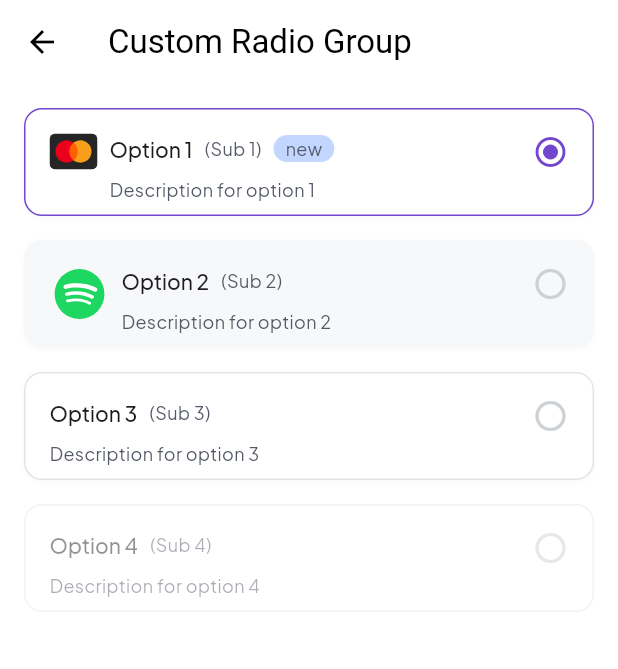
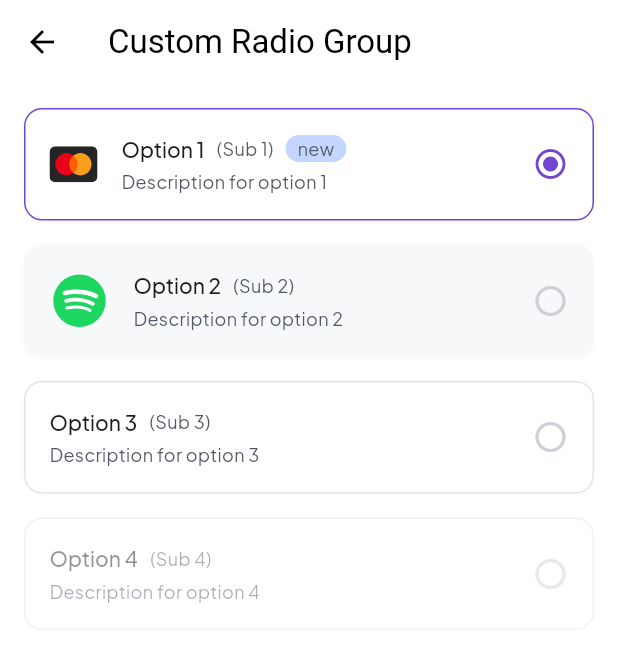
Before and after one commit to untukmuai/untukmu-designsystem-flutter, a Flutter app: the screen it shows after launch, after a tap on "Radio Example", on a phone screen of 412 x 824 dp. Shown: the top 669 px of the screen. Run offline on Flutter 3.47's test engine with Material 3 defaults, Android fonts, the phone set to English and light mode, and no system bars; our stand-ins replace flutter_svg, google_fonts, iconsax.

Commit message:
add content card

```diff
--- a/example/lib/base_component/checkbox_example.dart
+++ b/example/lib/base_component/checkbox_example.dart
@@ -69,7 +69,7 @@ class CheckboxExamplePageState extends State<CheckboxExamplePage> {
               isHovered: false,
               isDisabled: false,
               badge: badge(),
-              leadingIcon: SvgPicture.asset('assets/svg/ic_mastercard.svg'),
+              leadingWidget: SvgPicture.asset('assets/svg/ic_mastercard.svg'),
               onTap: () {
                 onCheckboxTap('Checkbox 1');
               },
@@ -83,7 +83,7 @@ class CheckboxExamplePageState extends State<CheckboxExamplePage> {
               isActive: selectedValues.contains('Checkbox 2'),
               isHovered: true,
               isDisabled: false,
-              leadingIcon: SvgPicture.asset('assets/svg/ic_spotify.svg'),
+              leadingWidget: SvgPicture.asset('assets/svg/ic_spotify.svg'),
               onTap: () {
                 onCheckboxTap('Checkbox 2');
               },
--- a/example/lib/base_component/radio_example.dart
+++ b/example/lib/base_component/radio_example.dart
@@ -59,13 +59,13 @@ class RadioExamplePageState extends State<RadioExamplePage> {
           children: [
             ContentCard(
               label: 'Option 1',
-              subLabel: 'Sub 1',
+              subLabel: '(Sub 1)',
               description: 'Description for option 1',
               isActive: selectedValue == 'Option 1',
               isHovered: false,
               isDisabled: false,
               badge: badge(),
-              leadingIcon: SvgPicture.asset('assets/svg/ic_mastercard.svg'),
+              leadingWidget: SvgPicture.asset('assets/svg/ic_mastercard.svg'),
               onTap: () {
                 _handleRadioChange('Option 1');
               },
@@ -74,12 +74,12 @@ class RadioExamplePageState extends State<RadioExamplePage> {
             const SizedBox(height: 16),
             ContentCard(
               label: 'Option 2',
-              subLabel: 'Sub 2',
+              subLabel: '(Sub 2)',
               description: 'Description for option 2',
               isActive: selectedValue == 'Option 2',
               isHovered: true,
               isDisabled: false,
-              leadingIcon: SvgPicture.asset('assets/svg/ic_spotify.svg'),
+              leadingWidget: SvgPicture.asset('assets/svg/ic_spotify.svg'),
               onTap: () {
                 _handleRadioChange('Option 2');
               },
@@ -88,7 +88,7 @@ class RadioExamplePageState extends State<RadioExamplePage> {
             const SizedBox(height: 16),
             ContentCard(
               label: 'Option 3',
-              subLabel: 'Sub 3',
+              subLabel: '(Sub 3)',
               description: 'Description for option 3',
               isActive: selectedValue == 'Option 3',
               isHovered: false,
@@ -101,7 +101,7 @@ class RadioExamplePageState extends State<RadioExamplePage> {
             const SizedBox(height: 16),
             ContentCard(
               label: 'Option 4',
-              subLabel: 'Sub 4',
+              subLabel: '(Sub 4)',
               description: 'Description for option 4',
               isActive: selectedValue == 'Option 4',
               isHovered: false,
--- a/example/lib/main.dart
+++ b/example/lib/main.dart
@@ -1,12 +1,13 @@
-import 'package:example/accordion_example.dart';
-import 'package:example/avatar_example.dart';
-import 'package:example/badge_example.dart';
+import 'package:example/base_component/accordion_example.dart';
+import 'package:example/base_component/avatar_example.dart';
+import 'package:example/base_component/badge_example.dart';
 import 'package:example/base_component/checkbox_example.dart';
+import 'package:example/base_component/key_component_example.dart';
 import 'package:example/base_component/radio_example.dart';
 import 'package:example/base_component/toggle_example.dart';
-import 'package:example/breadcrumb_example.dart';
-import 'package:example/button_example.dart';
-import 'package:example/notification_example.dart';
+import 'package:example/base_component/breadcrumb_example.dart';
+import 'package:example/base_component/button_example.dart';
+import 'package:example/base_component/notification_example.dart';
 import 'package:flutter/material.dart';
 
 void main() {
@@ -121,6 +122,17 @@ class HomePage extends StatelessWidget {
                 Navigator.push(
                   context,
                   MaterialPageRoute(
+                      builder: (context) => const KeyComponentExample()),
+                );
+              },
+              child: const Text('Key Component Example'),
+            ),
+            const SizedBox(height: 16),
+            ElevatedButton(
+              onPressed: () {
+                Navigator.push(
+                  context,
+                  MaterialPageRoute(
                       builder: (context) => const RadioExamplePage()),
                 );
               },
--- a/lib/src/components/content_card.dart
+++ b/lib/src/components/content_card.dart
@@ -13,7 +13,7 @@ class ContentCard extends StatelessWidget {
   final bool isDisabled;
   final String? subLabel;
   final Widget? badge;
-  final Widget? leadingIcon;
+  final Widget? leadingWidget;
   final Widget? trailingWidget;
   final VoidCallback? onTap;
   final ContentCardType controlType;
@@ -26,7 +26,7 @@ class ContentCard extends StatelessWidget {
     this.isActive = false,
     this.isHovered = false,
     this.isDisabled = false,
-    this.leadingIcon,
+    this.leadingWidget,
     this.trailingWidget,
     this.badge,
     this.onTap,
@@ -52,7 +52,7 @@ class ContentCard extends StatelessWidget {
       child: Opacity(
         opacity: isDisabled ? 0.48 : 1,
         child: Container(
-          height: 72,
+          // height: 72,
           padding: const EdgeInsets.all(16),
           clipBehavior: Clip.antiAlias,
           decoration: ShapeDecoration(
@@ -74,21 +74,18 @@ class ContentCard extends StatelessWidget {
           child: Row(
             mainAxisSize: MainAxisSize.min,
             mainAxisAlignment: MainAxisAlignment.start,
+            crossAxisAlignment: CrossAxisAlignment.center,
+            children: [
+              if (leadingWidget != null)
+                Container(
+                  margin: const EdgeInsets.only(right: 16),
+                  child: leadingWidget,
+                ),
+              Expanded(
+                child: Column(
                   crossAxisAlignment: CrossAxisAlignment.start,
                   children: [
-              if (leadingIcon != null) ...[
-                leadingIcon!,
-                const SizedBox(width: 8),
-              ],
-              Expanded(
-                child: Column(
-                  mainAxisSize: MainAxisSize.min,
-                  mainAxisAlignment: MainAxisAlignment.start,
-                  crossAxisAlignment: CrossAxisAlignment.start,
-                  children: [
-                    SizedBox(
-                      width: double.infinity,
-                      child: Row(
+                    Row(
                       mainAxisSize: MainAxisSize.min,
                       mainAxisAlignment: MainAxisAlignment.start,
                       crossAxisAlignment: CrossAxisAlignment.center,
@@ -102,7 +99,7 @@ class ContentCard extends StatelessWidget {
                           Container(
                             margin: const EdgeInsets.only(right: 8),
                             child: Text(
-                                '($subLabel)',
+                              '$subLabel',
                               style: DLSTextStyle.paragraphSmall.copyWith(
                                   height: 0.14, color: DLSColors.textSub500),
                             ),
@@ -110,15 +107,14 @@ class ContentCard extends StatelessWidget {
                         if (badge != null) badge!,
                       ],
                     ),
-                    ),
-                    const SizedBox(height: 16),
+                    const SizedBox(height: 4),
                     Text(
                       description,
                       style: GoogleFonts.plusJakartaSans(
                         color: DLSColors.neutral500,
                         fontSize: 12,
                         fontWeight: FontWeight.w400,
-                        height: 0.11,
+                        // height: 0.11,
                       ),
                     ),
                   ],
@@ -137,7 +133,9 @@ class ContentCard extends StatelessWidget {
   }
 
   Widget actionWidget() {
-    if (controlType == ContentCardType.none) {
+    if (trailingWidget != null) {
+      return trailingWidget!;
+    } else if (controlType == ContentCardType.none) {
       return const SizedBox();
     } else if (controlType == ContentCardType.radio) {
       return isActive
```
Also changed, not shown: example/lib/base_component/key_component_example.dart (added, +87 -0 lines), example/lib/base_component/toggle_example.dart (+5 -5 lines), example/lib/base_component/accordion_example.dart (renamed from example/lib/accordion_example.dart), example/lib/base_component/avatar_example.dart (renamed from example/lib/avatar_example.dart), example/lib/base_component/badge_example.dart (renamed from example/lib/badge_example.dart), example/lib/base_component/breadcrumb_example.dart (renamed from example/lib/breadcrumb_example.dart), example/lib/base_component/button_example.dart (renamed from example/lib/button_example.dart), example/lib/base_component/notification_example.dart (renamed from example/lib/notification_example.dart), 1 other file. Lines whose indentation alone changed are shown as unchanged.
